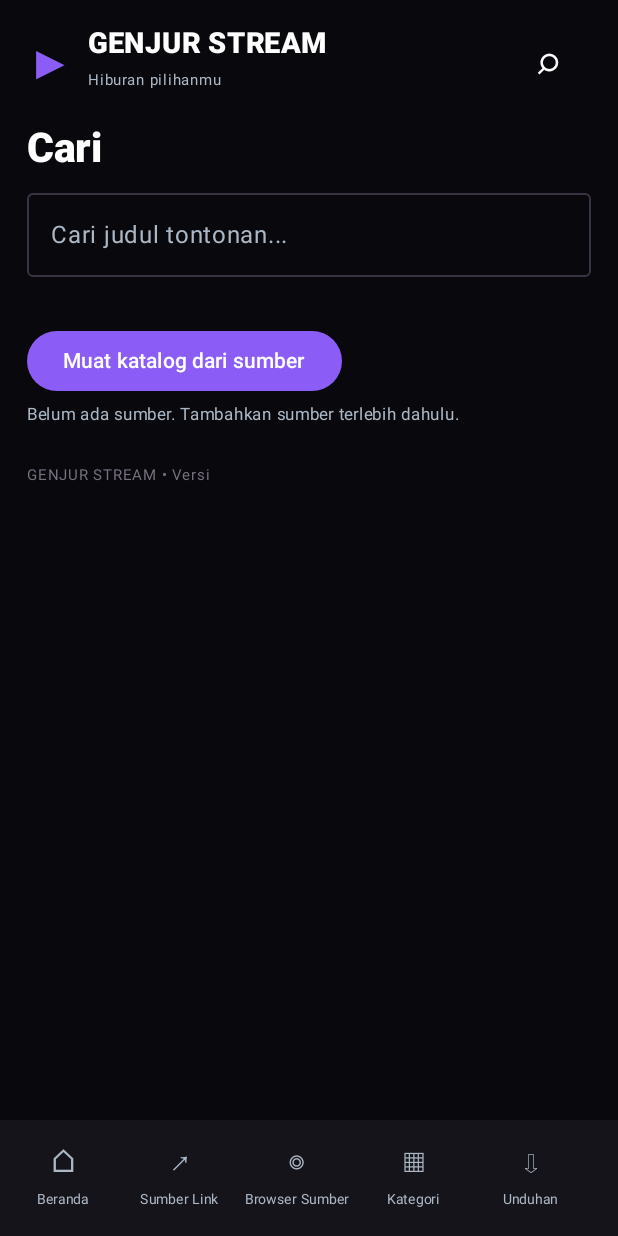
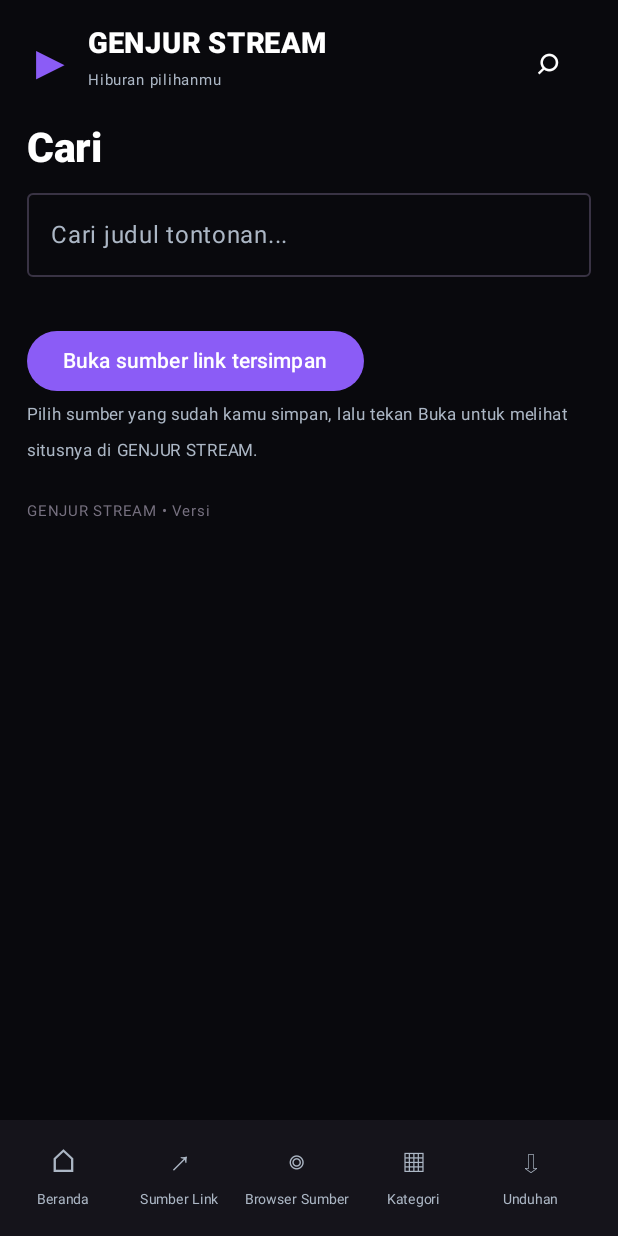
Before and after one commit to genjur84/GENJUR-STREAM, an Android app built with Jetpack Compose: the screen it shows after launch (MainActivity), after a tap on an icon or button, on a phone screen of 412 x 824 dp. Run offline under Robolectric (Android 15) with nearby library versions, the phone set to English and light mode, and no system bars; pictures from the network do not load; 1 statement that could not run was skipped.

Commit message:
Repurpose home catalog button to open saved source links

```diff
--- a/app/src/main/java/com/genjur/stream/MainActivity.kt
+++ b/app/src/main/java/com/genjur/stream/MainActivity.kt
@@ -864,11 +864,12 @@ fun GenjurStreamHome(activity: MainActivity, onOpenSources: () -> Unit = {}) {
                     }
                     Spacer(Modifier.height(18.dp))
                     if (selectedTab == "Beranda" || selectedTab == "Cari" || selectedTab == "Kategori") {
-                        Button(onClick = { refreshCatalog() }, enabled = !feedLoading,
+                        Button(onClick = { selectedTab = "Sumber Link" },
                             colors = ButtonDefaults.buttonColors(containerColor = Green, contentColor = Color.White)) {
-                            Text(if (feedLoading) "Memuat katalog..." else "Muat katalog dari sumber")
-                        }
-                        Text(feedMessage, color = Muted, fontSize = 11.sp)
+                            Text("Buka sumber link tersimpan")
+                        }
+                        Text("Pilih sumber yang sudah kamu simpan, lalu tekan Buka untuk melihat situsnya di GENJUR STREAM.",
+                            color = Muted, fontSize = 11.sp)
                     }
                     Text("GENJUR STREAM • Versi ${BuildConfig.VERSION_NAME}", color = Color(0xFF777180),
                         fontSize = 10.sp, modifier = Modifier.padding(vertical = 16.dp))
```
